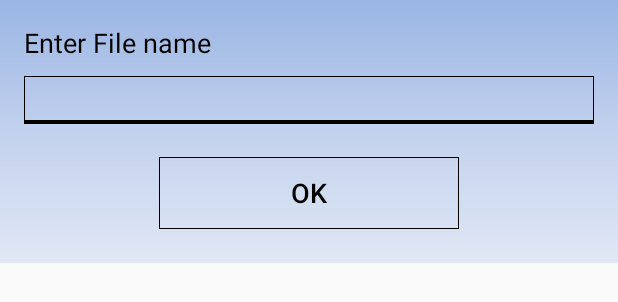
After one commit to brata001/Android, an Android app: the layout dialog_file_name.xml on its own in the app's theme, with its tools: preview values and no code run, on a phone screen of 412 x 824 dp. The commit adds this screen. Shown: the top 302 px of the screen. Run offline under Robolectric (Android 15) with nearby library versions, the phone set to English and light mode, and no system bars.

Commit message:
Added progress dialog Added enter file name dialog

```diff
--- a/eVault/app/src/main/java/com/poc/evault/adapters/DocListAdapter.java
+++ b/eVault/app/src/main/java/com/poc/evault/adapters/DocListAdapter.java
@@ -70,6 +70,8 @@ public class DocListAdapter extends RecyclerView.Adapter<DocListAdapter.ViewHold
             imageId=R.mipmap.pdf;
         }else if(item.getType().equalsIgnoreCase("doc")){
             imageId=R.mipmap.doc;
+        }else if(item.getType().equalsIgnoreCase("xls")||item.getType().equalsIgnoreCase("xlsx")){
+            imageId=R.mipmap.excel;
         }else{
             imageId=R.mipmap.ic_launcher;
         }
--- /dev/null
+++ b/eVault/app/src/main/res/drawable/edittext_border.xml
@@ -0,0 +1,19 @@
+<?xml version="1.0" encoding="utf-8"?>
+<layer-list xmlns:android="http://schemas.android.com/apk/res/android" >
+    <item
+        android:bottom="2dp"
+        android:left="-2dp"
+        android:right="-2dp"
+        android:top="-2dp">
+        <shape android:shape="rectangle" >
+            <stroke
+                android:width="4px"
+                android:color="#000000" />
+
+            <solid android:color="#00000000" />
+            <padding
+                android:bottom="5dp"
+                android:top="5dp" />
+        </shape>
+    </item>
+</layer-list>
--- /dev/null
+++ b/eVault/app/src/main/res/layout/dialog_file_name.xml
@@ -0,0 +1,42 @@
+<?xml version="1.0" encoding="utf-8"?>
+<RelativeLayout xmlns:android="http://schemas.android.com/apk/res/android"
+    android:id="@+id/fingerprint_container"
+    android:layout_width="match_parent"
+    android:layout_height="175dp"
+    android:background="@mipmap/default_background"
+    android:paddingBottom="16dp"
+    android:paddingEnd="16dp"
+    android:paddingStart="16dp"
+    android:paddingTop="16dp">
+
+    <TextView
+        android:id="@+id/enter_file_name_title"
+        android:layout_width="match_parent"
+        android:layout_height="wrap_content"
+        android:layout_marginBottom="10dp"
+        android:text="Enter File name"
+        android:textColor="#000000"
+        android:textSize="18sp" />
+
+
+    <EditText
+        android:id="@+id/name_field"
+        android:layout_width="match_parent"
+        android:layout_height="wrap_content"
+        android:layout_below="@+id/enter_file_name_title"
+        android:textCursorDrawable="@null"
+        android:background="@drawable/edittext_border"
+        />
+    <Button
+        android:id="@+id/submit"
+        android:layout_width="200dp"
+        android:layout_height="wrap_content"
+        android:layout_centerHorizontal="true"
+        android:layout_marginTop="20dp"
+        android:background="@drawable/button_border"
+        android:text="OK"
+        android:layout_below="@+id/name_field"
+        android:textAllCaps="false"
+        android:textColor="#000000"
+        android:textSize="18sp" />
+</RelativeLayout>
--- a/eVault/app/src/main/res/values/strings.xml
+++ b/eVault/app/src/main/res/values/strings.xml
@@ -15,4 +15,7 @@
     <string name="view">View</string>
     <string name="download">Download</string>
     <string name="delete">Delete</string>
+    <string name="uploading">Uploading...</string>
+    <string name="downloading">Downloading...</string>
+    <string name="ok">OK</string>
 </resources>
```
Also changed, not shown: eVault/app/src/main/java/com/poc/evault/activities/HomeActivity.java (+106 -5 lines), eVault/app/src/main/res/mipmap-hdpi/excel.png (added).
